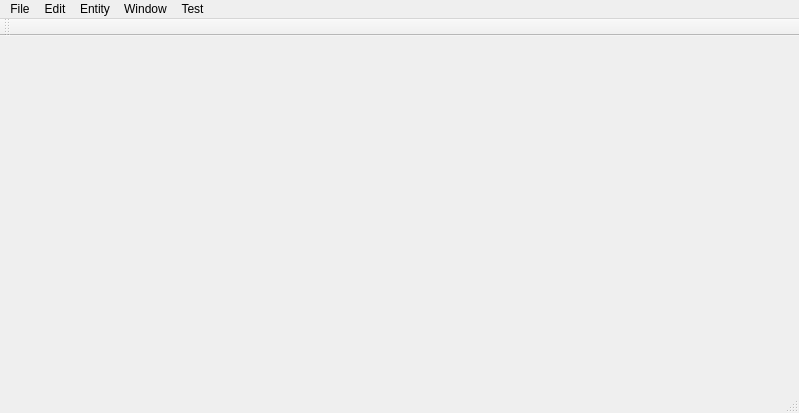
Above: editor/src/mainwindow.ui from gameraccoon/hide-and-seek before the change. Below: the same form after it.
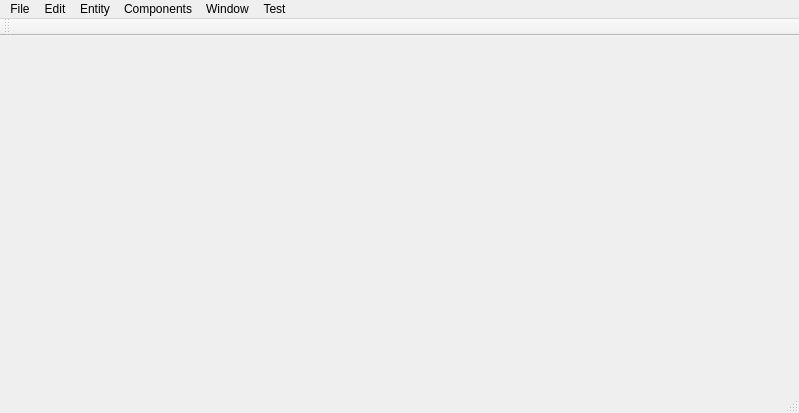
That is the form after the change.

Commit message: Add ability to create spatial entities + ability to change world components

What changed in the file:
```diff
--- a/editor/src/mainwindow.ui
+++ b/editor/src/mainwindow.ui
@@ -27,7 +27,7 @@
      <x>0</x>
      <y>0</y>
      <width>799</width>
-     <height>22</height>
+     <height>24</height>
     </rect>
    </property>
    <widget class="QMenu" name="menuFile">
@@ -75,9 +75,16 @@
     <addaction name="actionPrefabs"/>
     <addaction name="actionTransform_Editor"/>
    </widget>
+   <widget class="QMenu" name="menuWorld">
+    <property name="title">
+     <string>Components</string>
+    </property>
+    <addaction name="actionEdit_Components"/>
+   </widget>
    <addaction name="menuFile"/>
    <addaction name="menuEdit"/>
    <addaction name="menuEntity"/>
+   <addaction name="menuWorld"/>
    <addaction name="menuWindow"/>
    <addaction name="menuRun"/>
   </widget>
```
Left out of the diff: 16 changed lines with no effect on the pictures. The commit also changes 9 other files.
